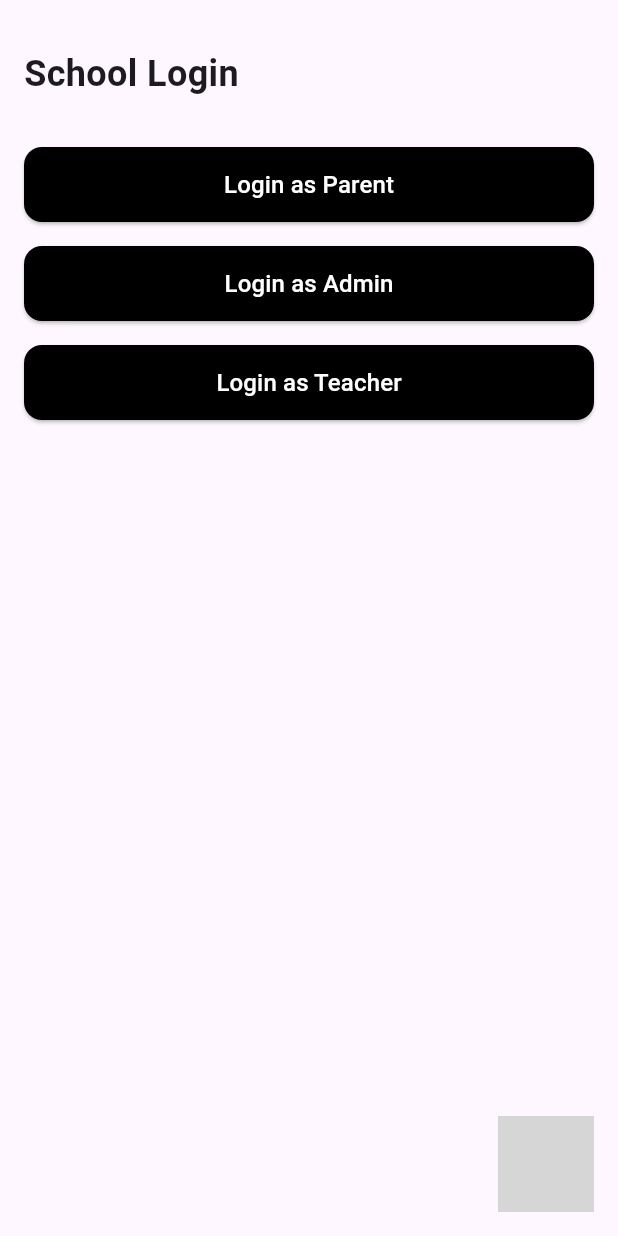
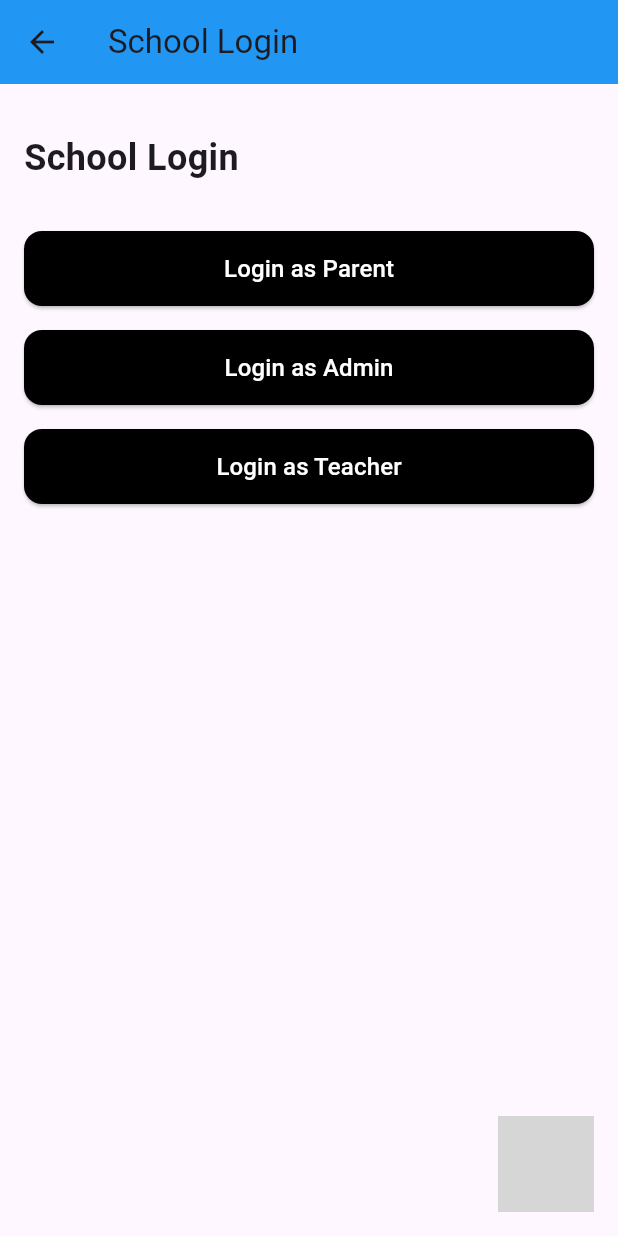
Before and after one commit to RCTS-IIITH/DSI, a Flutter app: the screen it shows after launch, after a tap on "To School", on a phone screen of 412 x 824 dp. Run offline on Flutter 3.47's test engine with Material 3 defaults, Android fonts, the phone set to English and light mode, and no system bars; our stand-ins replace flutter_dotenv, image_picker, shared_preferences; grey boxes are pictures that could not be loaded.

Commit message:
Update schoolLogin.dart
updated back functionality

```diff
--- a/Mindsye_final_code/mindseye_now/mindseye/lib/schoolLogin.dart
+++ b/Mindsye_final_code/mindseye_now/mindseye/lib/schoolLogin.dart
@@ -1,9 +1,6 @@
 import 'package:flutter/material.dart';
 import 'package:mindseye/NGOmobileLogin.dart';
-import 'package:mindseye/parentDashboard.dart';
-import 'package:mindseye/schoolAdminLogin.dart';
-
-import 'package:mindseye/adminDahboard.dart';
+import 'package:mindseye/login.dart';
 
 class SchoolLoginScreen extends StatefulWidget {
   @override
@@ -12,7 +9,6 @@ class SchoolLoginScreen extends StatefulWidget {
 
 class _SchoolLoginScreenState extends State<SchoolLoginScreen> {
   void _navigateToLogin(String userType) {
-    // Add navigation logic here based on userType
     print(userType);
     if (userType == "Parent") {
       Navigator.push(
@@ -23,9 +19,7 @@ class _SchoolLoginScreenState extends State<SchoolLoginScreen> {
       Navigator.push(
           context,
           MaterialPageRoute(
-              builder: (context) => MobileNumberScreen(
-                    data: 'Admin',
-                  )));
+              builder: (context) => MobileNumberScreen(data: "Admin")));
     else if (userType == "Teacher")
       Navigator.push(
           context,
@@ -37,7 +31,30 @@ class _SchoolLoginScreenState extends State<SchoolLoginScreen> {
 
   @override
   Widget build(BuildContext context) {
-    return Scaffold(
+    return WillPopScope(
+        // Add WillPopScope wrapper
+        onWillPop: () async {
+          Navigator.of(context).pushAndRemoveUntil(
+            MaterialPageRoute(builder: (context) => LoginScreen()),
+            (Route<dynamic> route) => false,
+          );
+          return false;
+        },
+        child: Scaffold(
+          appBar: AppBar(
+            backgroundColor: Colors.blue,
+            leading: IconButton(
+              icon: Icon(Icons.arrow_back),
+              onPressed: () {
+                // Clear navigation stack and push LoginScreen
+                Navigator.of(context).pushAndRemoveUntil(
+                  MaterialPageRoute(builder: (context) => LoginScreen()),
+                  (Route<dynamic> route) => false,
+                );
+              },
+            ),
+            title: Text("School Login"),
+          ),
           body: SafeArea(
             child: Padding(
               padding: const EdgeInsets.symmetric(horizontal: 16.0),
@@ -123,6 +140,6 @@ class _SchoolLoginScreenState extends State<SchoolLoginScreen> {
               ),
             ),
           ),
-    );
+        ));
   }
 }
```
Lines whose indentation alone changed are shown as unchanged.
